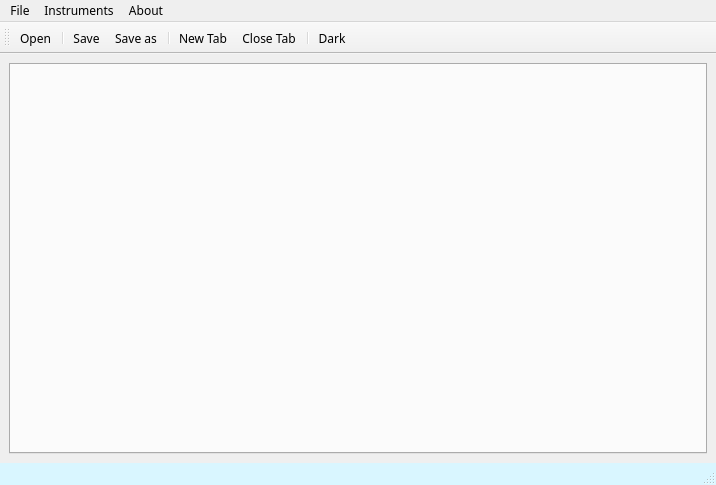
Qt form TabyNote/src/mainwindow.ui (m-o-d-e-r/TabyNote) before a commit.
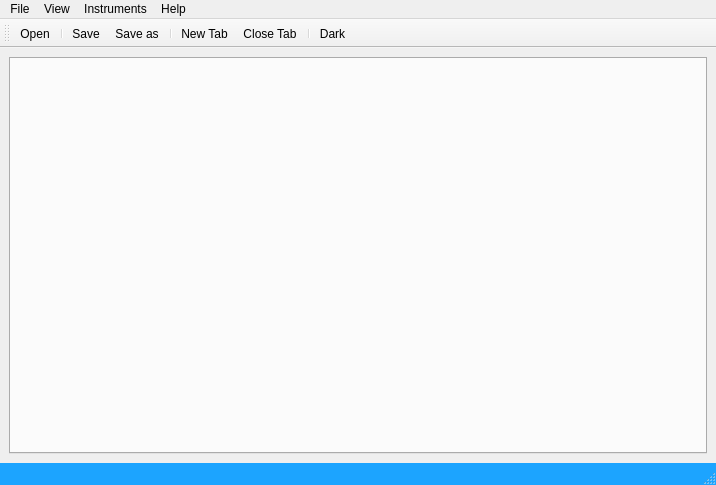
The same form after that commit. Icons and pictures are not drawn.

Commit message: aded scrolling font size

What changed in the file:
```diff
--- a/TabyNote/src/mainwindow.ui
+++ b/TabyNote/src/mainwindow.ui
@@ -22,11 +22,6 @@
     <height>485</height>
    </size>
   </property>
-  <property name="font">
-   <font>
-    <family>Fira Code Retina</family>
-   </font>
-  </property>
   <property name="windowTitle">
    <string>Taby note</string>
   </property>
@@ -37,7 +32,7 @@
      <verstretch>0</verstretch>
     </sizepolicy>
    </property>
-   <layout class="QVBoxLayout" name="verticalLayout">
+   <layout class="QHBoxLayout" name="horizontalLayout" stretch="1">
     <item>
      <widget class="QTabWidget" name="tabWidget">
       <property name="sizePolicy">
@@ -74,16 +69,9 @@
      <x>0</x>
      <y>0</y>
      <width>716</width>
-     <height>21</height>
+     <height>20</height>
     </rect>
    </property>
-   <property name="font">
-    <font>
-     <family>Fira Code Retina</family>
-     <weight>50</weight>
-     <bold>false</bold>
-    </font>
-   </property>
    <property name="autoFillBackground">
     <bool>true</bool>
    </property>
@@ -98,38 +86,37 @@
     <addaction name="separator"/>
     <addaction name="actionQuit"/>
    </widget>
-   <widget class="QMenu" name="menuAbout">
-    <property name="font">
-     <font>
-      <family>Fira Code Retina</family>
-      <weight>50</weight>
-      <bold>false</bold>
-     </font>
-    </property>
+   <widget class="QMenu" name="menuHelp">
     <property name="title">
-     <string>About</string>
+     <string>Help</string>
     </property>
     <addaction name="actionAbout"/>
    </widget>
    <widget class="QMenu" name="menuInstruments">
-    <property name="font">
-     <font>
-      <family>Fira Code Retina</family>
-      <weight>50</weight>
-      <bold>false</bold>
-     </font>
-    </property>
     <property name="title">
      <string>Instruments</string>
     </property>
     <addaction name="actionNew_tab"/>
     <addaction name="actionClose_tab"/>
     <addaction name="separator"/>
+    <addaction name="actionOpen_Terminal"/>
+   </widget>
+   <widget class="QMenu" name="menuView">
+    <property name="title">
+     <string>View</string>
+    </property>
+    <addaction name="separator"/>
+    <addaction name="actionOwn_editor_prametrs"/>
+    <addaction name="separator"/>
+    <addaction name="actionFilemap"/>
+    <addaction name="actionRender_numbar"/>
+    <addaction name="separator"/>
     <addaction name="actionDark"/>
    </widget>
    <addaction name="menuFile"/>
+   <addaction name="menuView"/>
    <addaction name="menuInstruments"/>
-   <addaction name="menuAbout"/>
+   <addaction name="menuHelp"/>
   </widget>
   <widget class="QStatusBar" name="statusbar">
    <property name="enabled">
@@ -159,8 +146,8 @@
       <colorrole role="Window">
        <brush brushstyle="SolidPattern">
         <color alpha="255">
-         <red>217</red>
-         <green>246</green>
+         <red>28</red>
+         <green>164</green>
          <blue>255</blue>
         </color>
        </brush>
@@ -188,8 +175,8 @@
       <colorrole role="Window">
        <brush brushstyle="SolidPattern">
         <color alpha="255">
-         <red>217</red>
-         <green>246</green>
+         <red>28</red>
+         <green>164</green>
          <blue>255</blue>
         </color>
        </brush>
@@ -208,8 +195,8 @@
       <colorrole role="Base">
        <brush brushstyle="SolidPattern">
         <color alpha="255">
-         <red>217</red>
-         <green>246</green>
+         <red>28</red>
+         <green>164</green>
          <blue>255</blue>
         </color>
        </brush>
@@ -217,8 +204,8 @@
       <colorrole role="Window">
        <brush brushstyle="SolidPattern">
         <color alpha="255">
-         <red>217</red>
-         <green>246</green>
+         <red>28</red>
+         <green>164</green>
          <blue>255</blue>
         </color>
        </brush>
@@ -226,14 +213,12 @@
      </disabled>
     </palette>
    </property>
-   <property name="font">
-    <font>
-     <family>Fira Code Retina</family>
-    </font>
-   </property>
    <property name="autoFillBackground">
     <bool>true</bool>
    </property>
+   <property name="sizeGripEnabled">
+    <bool>true</bool>
+   </property>
   </widget>
   <widget class="QToolBar" name="toolBar">
    <property name="windowTitle">
@@ -308,11 +293,6 @@
    <property name="text">
     <string>Save as</string>
    </property>
-   <property name="font">
-    <font>
-     <family>Fira Code Retina</family>
-    </font>
-   </property>
    <property name="shortcut">
     <string>Ctrl+Shift+S</string>
    </property>
@@ -325,11 +305,6 @@
    <property name="text">
     <string>Open</string>
    </property>
-   <property name="font">
-    <font>
-     <family>Fira Code Retina</family>
-    </font>
-   </property>
    <property name="shortcut">
     <string>Ctrl+O</string>
    </property>
@@ -342,11 +317,6 @@
    <property name="text">
     <string>Save</string>
    </property>
-   <property name="font">
-    <font>
-     <family>Fira Code Retina</family>
-    </font>
-   </property>
    <property name="shortcut">
     <string>Ctrl+S</string>
    </property>
@@ -362,13 +332,6 @@
    <property name="toolTip">
     <string>New Tab</string>
    </property>
-   <property name="font">
-    <font>
-     <family>Fira Code Retina</family>
-     <weight>50</weight>
-     <bold>false</bold>
-    </font>
-   </property>
    <property name="shortcut">
     <string>Ctrl+N</string>
    </property>
@@ -384,13 +347,6 @@
    <property name="toolTip">
     <string>Close Tab</string>
    </property>
-   <property name="font">
-    <font>
-     <family>Fira Code Retina</family>
-     <weight>50</weight>
-     <bold>false</bold>
-    </font>
-   </property>
    <property name="shortcut">
     <string>Ctrl+R</string>
    </property>
@@ -406,11 +362,6 @@
    <property name="text">
     <string>Dark</string>
    </property>
-   <property name="font">
-    <font>
-     <family>Fira Code</family>
-    </font>
-   </property>
    <property name="shortcut">
     <string>Alt+Shift+D</string>
    </property>
```
Left out of the diff: 50 changed lines with no effect on the pictures. The commit also changes 18 other files.
